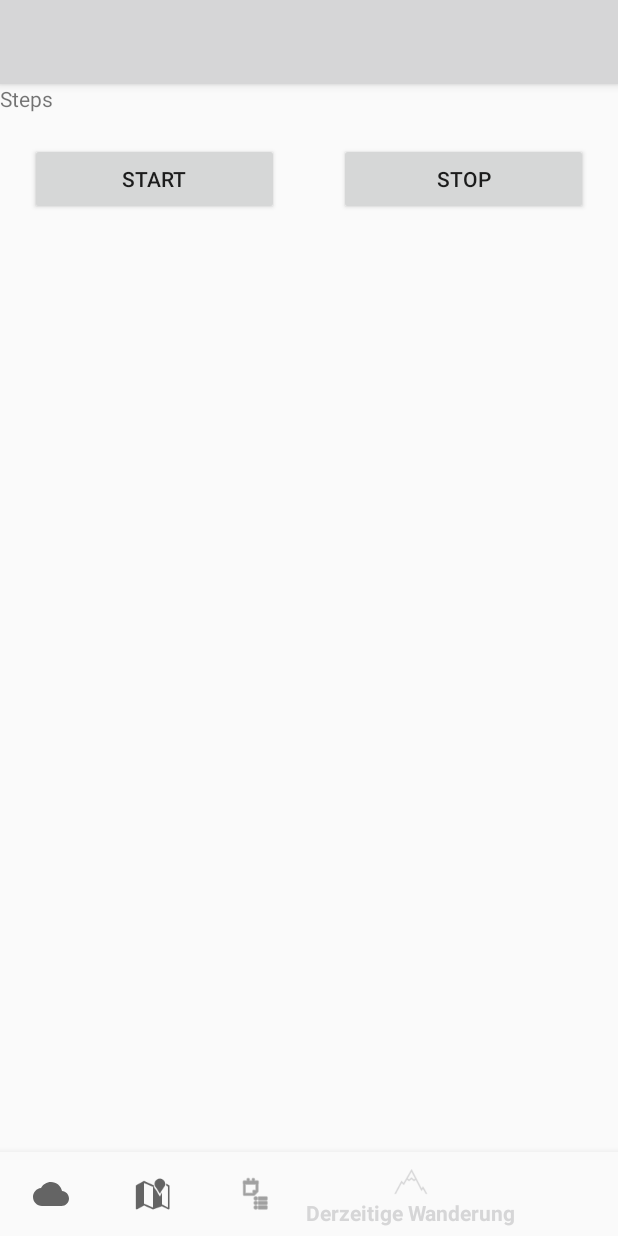
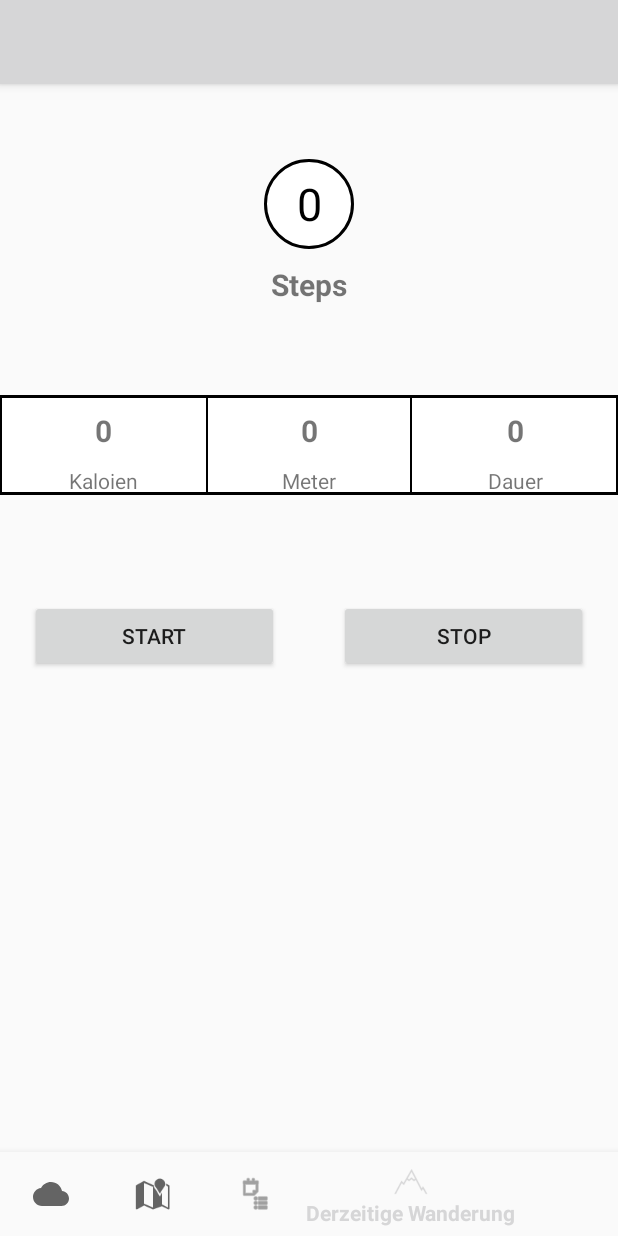
Before and after one commit to schnabeltiere/KungFuWander, an Android app: the screen it shows after launch once a user with an empty profile is signed in (MainActivity), item 4 of the bottom bar chosen, on a phone screen of 412 x 824 dp. Run offline under Robolectric (Android 15) with nearby library versions, the phone set to English and light mode, and no system bars; our stand-ins replace Firebase (no records; nobody signed in at launch, a user with empty details on screens opened directly).

Commit message:
Mit design von current hikes angefangen

```diff
--- /dev/null
+++ b/app/src/main/res/drawable/circle.xml
@@ -0,0 +1,13 @@
+<shape xmlns:android="http://schemas.android.com/apk/res/android"
+    android:shape="oval">
+
+    <solid android:color="#FFF" />
+
+    <size
+        android:height="60dp"
+        android:width="60dp" />
+
+    <stroke
+        android:width="2dp"
+        android:color="#000" />
+</shape>
--- /dev/null
+++ b/app/src/main/res/drawable/rounded_textview.xml
@@ -0,0 +1,4 @@
+<?xml version="1.0" encoding="utf-8"?>
+<selector xmlns:android="http://schemas.android.com/apk/res/android">
+    <item android:drawable="@drawable/circle" />
+</selector>
--- a/app/src/main/res/layout/fragment_current_hike.xml
+++ b/app/src/main/res/layout/fragment_current_hike.xml
@@ -3,17 +3,129 @@
     android:layout_width="match_parent"
     android:layout_height="match_parent"
     android:orientation="vertical" >
-
-    <TextView
-        android:id="@+id/textViewSteps"
-        android:layout_width="match_parent"
-        android:layout_height="wrap_content"
-        android:text="Steps" />
+    <!--https://www.pexels.com/photo/woman-standing-on-the-cliff-1374064/-->
 
     <LinearLayout
         android:layout_width="match_parent"
-        android:layout_height="match_parent"
-        android:orientation="horizontal">
+        android:layout_height="wrap_content"
+        android:orientation="vertical"
+        android:layout_marginTop="50dp">
+
+        <TextView
+            android:id="@+id/textViewDisplayStepCount"
+            android:layout_width="wrap_content"
+            android:layout_height="wrap_content"
+            android:background="@drawable/rounded_textview"
+            android:gravity="center"
+            android:layout_gravity="center"
+            android:text="0"
+            android:textColor="@color/black"
+            android:textSize="30sp" />
+
+        <TextView
+            android:id="@+id/textView7"
+            android:layout_width="match_parent"
+            android:layout_height="wrap_content"
+            android:text="Steps"
+            android:padding="10dp"
+            android:textSize="20sp"
+            android:textStyle="bold"
+            android:gravity="center"/>
+    </LinearLayout>
+
+
+    <LinearLayout
+        android:layout_width="match_parent"
+        android:layout_height="wrap_content"
+        android:orientation="horizontal"
+        android:background="@drawable/border_lv"
+        android:layout_marginTop="50dp">
+
+        <LinearLayout
+            android:layout_width="match_parent"
+            android:layout_height="wrap_content"
+            android:orientation="vertical"
+            android:layout_weight="1">
+
+
+            <TextView
+                android:id="@+id/tvDisplayCaloriesBurned"
+                android:layout_width="match_parent"
+                android:layout_height="wrap_content"
+                android:text="0"
+                android:padding="10dp"
+                android:textSize="20sp"
+                android:textStyle="bold"
+                android:gravity="center"
+                android:layout_weight="1"/>
+
+            <TextView
+                android:id="@+id/textView9"
+                android:layout_width="match_parent"
+                android:layout_height="wrap_content"
+                android:text="Kaloien"
+                android:gravity="center"
+                android:layout_weight="1"/>
+        </LinearLayout>
+        <LinearLayout
+            android:layout_width="match_parent"
+            android:layout_height="wrap_content"
+            android:orientation="vertical"
+            android:layout_weight="1"
+            android:background="@drawable/border_lv">
+
+            <TextView
+                android:id="@+id/tvDisplayWalkedMeters"
+                android:layout_width="match_parent"
+                android:layout_height="wrap_content"
+                android:padding="10dp"
+                android:text="0"
+                android:textSize="20sp"
+                android:textStyle="bold"
+                android:gravity="center"
+                android:layout_weight="1"/>
+
+            <TextView
+                android:id="@+id/textView12"
+                android:layout_width="match_parent"
+                android:layout_height="wrap_content"
+                android:text="Meter"
+                android:gravity="center"
+                android:layout_weight="1"/>
+        </LinearLayout>
+        <LinearLayout
+            android:layout_width="match_parent"
+            android:layout_height="wrap_content"
+            android:orientation="vertical"
+            android:layout_weight="1">
+
+            <TextView
+                android:id="@+id/tvDisplayDuration"
+                android:layout_width="match_parent"
+                android:layout_height="wrap_content"
+                android:text="0"
+                android:textSize="20sp"
+                android:textStyle="bold"
+                android:gravity="center"
+                android:padding="10dp"
+                android:layout_weight="1"/>
+
+            <TextView
+                android:id="@+id/textView11"
+                android:layout_width="match_parent"
+                android:layout_height="wrap_content"
+                android:text="Dauer"
+                android:gravity="center"
+                android:layout_weight="1"/>
+        </LinearLayout>
+    </LinearLayout>
+
+    <LinearLayout
+        android:layout_width="match_parent"
+        android:layout_height="wrap_content"
+        android:layout_gravity="bottom"
+        android:orientation="horizontal"
+        android:layout_marginTop="50dp">
 
         <Button
             android:id="@+id/buttonStart"
```
